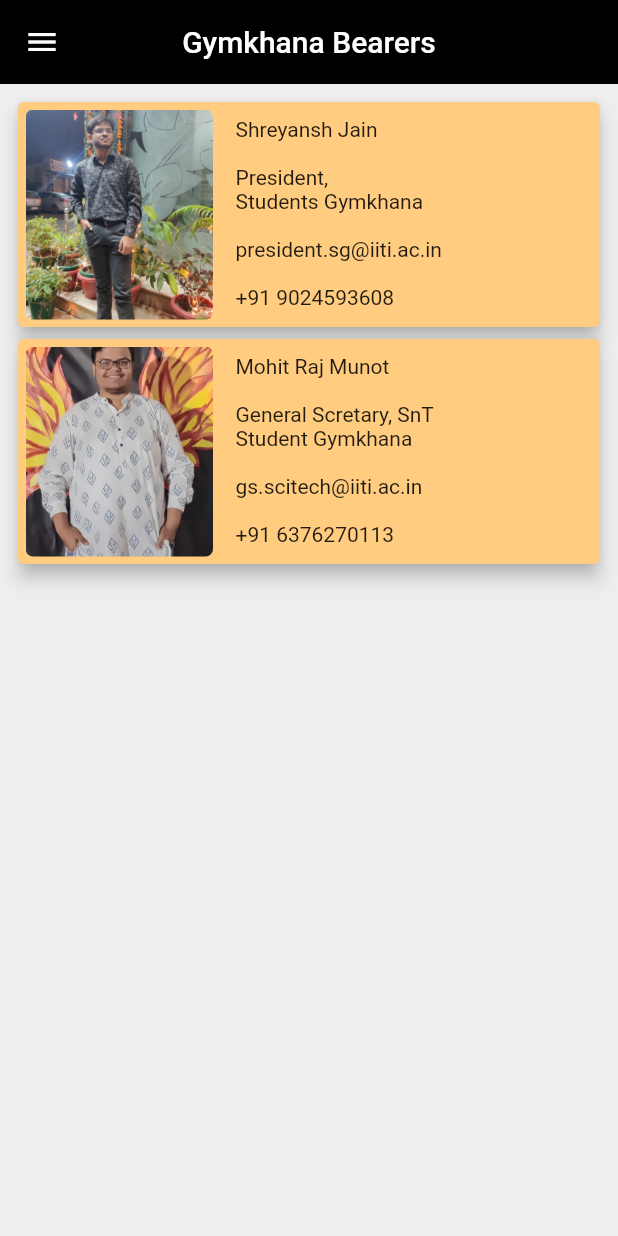
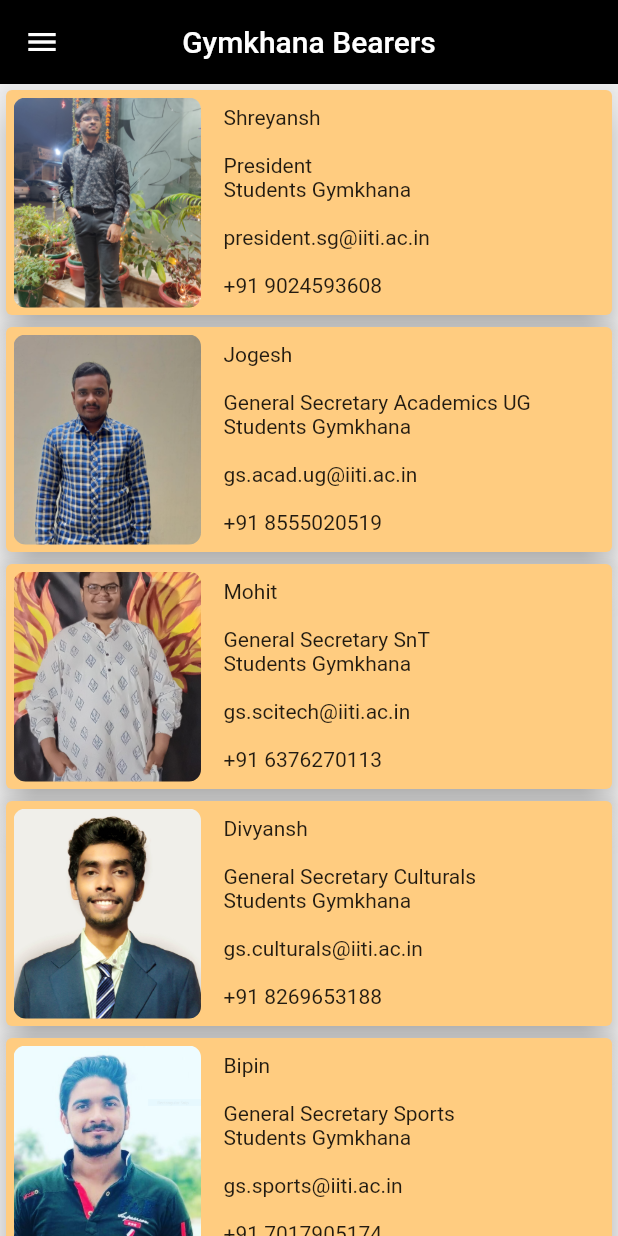
Before and after one commit to mrm1999/gymkhana_app, a Flutter app: the screen it shows after launch, on a phone screen of 412 x 824 dp. Run offline on Flutter 3.47's test engine with Material 2 defaults, Android fonts, the phone set to English and light mode, and no system bars.

Commit message:
Bearers Screen Through Builder done

```diff
--- /dev/null
+++ b/lib/assets/list.dart
@@ -0,0 +1,57 @@
+final List<String> name = <String>[
+  'Shreyansh',
+  'Jogesh',
+  'Mohit',
+  'Divyansh',
+  'Bipin',
+  'Kanika',
+  'Sudeep',
+  'Yash',
+  'Priyam'
+];
+final List<String> pos = <String>[
+  'President',
+  'General Secretary Academics UG',
+  'General Secretary SnT',
+  'General Secretary Culturals',
+  'General Secretary Sports',
+  'General Secretary Academics PG',
+  'General Secretary COA',
+  'General Secretary Mess',
+  'General Secretary Hostel'
+
+];
+final List<String> email = <String>[
+  'president.sg@iiti.ac.in',
+  'gs.acad.ug@iiti.ac.in',
+  'gs.scitech@iiti.ac.in',
+  'gs.culturals@iiti.ac.in',
+  'gs.sports@iiti.ac.in',
+  'gs.acad.pg@iiti.ac.in',
+  'gs.coa@iiti.ac.in',
+  'gs.dining@iiti.ac.in',
+  'gs.hostels@iiti.ac.in'
+];
+final List<String> mobile = <String>[
+  '+91 9024593608',
+  '+91 8555020519',
+  '+91 6376270113',
+  '+91 8269653188',
+  '+91 7017905174',
+  '+91 9711725599',
+  '+91 9587637471',
+  '+91 8218665839',
+  '+91 6390535457'
+];
+final List<String> location = <String>[
+  'images/1.jpg',
+  'images/2.jpeg',
+  'images/3.jpg',
+  'images/4.jpg',
+  'images/5.jpg',
+  'images/6.JPG',
+  'images/7.jpg',
+  'images/8.jpg',
+  'images/9.JPG',
+
+];
--- a/lib/commonwidgets/card.dart
+++ /dev/null
@@ -1,109 +0,0 @@
-import 'package:flutter/material.dart';
-
-class Cardwidget extends StatelessWidget {
-
-  @override
-  Widget build(BuildContext context) {
-    return ListView(
-      scrollDirection: Axis.vertical,
-      padding: const EdgeInsets.all(8),
-      children: <Widget>[
-        Card(
-          elevation: 5,
-          color: Colors.orange[200],
-          child: Container(
-            height: 150,
-            child: Row(
-              children: <Widget> [
-                Container(
-                  padding: EdgeInsets.all(0),
-                  margin: EdgeInsets.fromLTRB(5, 5, 5, 5),
-                  height: 150,
-                  width: 125,
-                  decoration: BoxDecoration(
-                    borderRadius: BorderRadius.circular(5),
-                    image: DecorationImage(
-                      fit: BoxFit.cover,
-                      image: AssetImage('images/1.jpg'))
-                  ),
-                ),
-                Container(
-                  height: 150,
-                  child: Padding(
-                    padding: EdgeInsets.fromLTRB(10, 10, 5, 5),
-                    child: Column(
-                      crossAxisAlignment: CrossAxisAlignment.start,
-                      children: <Widget> [
-                        Text('Shreyansh Jain'),
-                        Text(''),
-                        Text('President,'),
-                        Text('Students Gymkhana '),
-                        Text(''),
-                        Text('president.sg@iiti.ac.in'),
-                        Text(''),
-                        Text('+91 9024593608'),
-
-
-
-                      ],),
-                    ),
-
-                )
-
-              ],
-            ),
-          ),
-
-        ),
-        Card(
-          elevation: 5,
-          color: Colors.orange[200],
-          child: Container(
-            height: 150,
-            child: Row(
-              children: <Widget> [
-                Container(
-                  padding: EdgeInsets.all(0),
-                  margin: EdgeInsets.fromLTRB(5, 5, 5, 5),
-                  height: 150,
-                  width: 125,
-                  decoration: BoxDecoration(
-                    borderRadius: BorderRadius.circular(5),
-                    image: DecorationImage(
-                      fit: BoxFit.cover,
-                      image: AssetImage('images/3.jpg'))
-                  ),
-                ),
-                Container(
-                  height: 150,
-                  child: Padding(
-                    padding: EdgeInsets.fromLTRB(10, 10, 5, 5),
-                    child: Column(
-                      crossAxisAlignment: CrossAxisAlignment.start,
-                      children: <Widget> [
-                        Text('Mohit Raj Munot'),
-                        Text(''),
-                        Text('General Scretary, SnT '),
-                        Text('Student Gymkhana '),
-                        Text(''),
-                        Text('gs.scitech@iiti.ac.in'),
-                        Text(''),
-                        Text('+91 6376270113'),
-
-
-                      ],),
-                    ),
-
-                )
-
-              ],
-            ),
-          ),
-
-        ),
-
-      ],
-    );
-
-  }
-}
--- a/lib/commonwidgets/navigation.dart
+++ b/lib/commonwidgets/navigation.dart
@@ -1,4 +1,5 @@
 import 'package:flutter/material.dart';
+import 'package:gymkhana_app/screens/gymkhana%20bearers.dart';
 import 'package:gymkhana_app/screens/test.dart';
 
 
@@ -100,6 +101,9 @@ class Navigationwidget extends StatelessWidget {
               // ...
               // Then close the drawer
               Navigator.pop(context);
+              Navigator.push(context,
+              MaterialPageRoute(builder: (context) => GymkhanaBearers()),
+            );
             },
           ),
           ListTile(
--- a/lib/screens/gymkhana bearers.dart
+++ b/lib/screens/gymkhana bearers.dart
@@ -1,10 +1,8 @@
 import 'package:flutter/material.dart';
-import 'package:gymkhana_app/commonwidgets/card.dart';
+import 'package:gymkhana_app/assets/list.dart';
 import 'package:gymkhana_app/commonwidgets/navigation.dart';
 
-
 class GymkhanaBearers extends StatelessWidget {
-
 
   @override
   Widget build(BuildContext context) {
@@ -17,8 +15,53 @@ class GymkhanaBearers extends StatelessWidget {
         elevation: 0.0,
       ),
       drawer: Navigationwidget(),
-      body: Cardwidget(),
+      body: ListView.builder(
+        itemCount: name.length,
+        itemBuilder: (context, index) {
+          return Card(
+            elevation: 10,
+            color: Colors.orange[200],
 
+            child: Container(
+              height: 150,
+              child: Row(
+                children: <Widget>[
+                  Container(
+                    padding: EdgeInsets.all(0),
+                    margin: EdgeInsets.fromLTRB(5, 5, 5, 5),
+                    height: 150,
+                    width: 125,
+                    decoration: BoxDecoration(
+                        borderRadius: BorderRadius.circular(8),
+                        image: DecorationImage(
+                            fit: BoxFit.cover,
+                            image: AssetImage(location[index]))),
+                  ),
+                  Container(
+                    height: 150,
+                    child: Padding(
+                      padding: EdgeInsets.fromLTRB(10, 10, 5, 5),
+                      child: Column(
+                        crossAxisAlignment: CrossAxisAlignment.start,
+                        children: <Widget>[
+                          Text(name[index]),
+                          Text(''),
+                          Text(pos[index]),
+                          Text('Students Gymkhana '),
+                          Text(''),
+                          Text(email[index]),
+                          Text(''),
+                          Text(mobile[index]),
+                        ],
+                      ),
+                    ),
+                  )
+                ],
+              ),
+            ),
+          );
+        },
+      ),
     );
   }
 }
```
